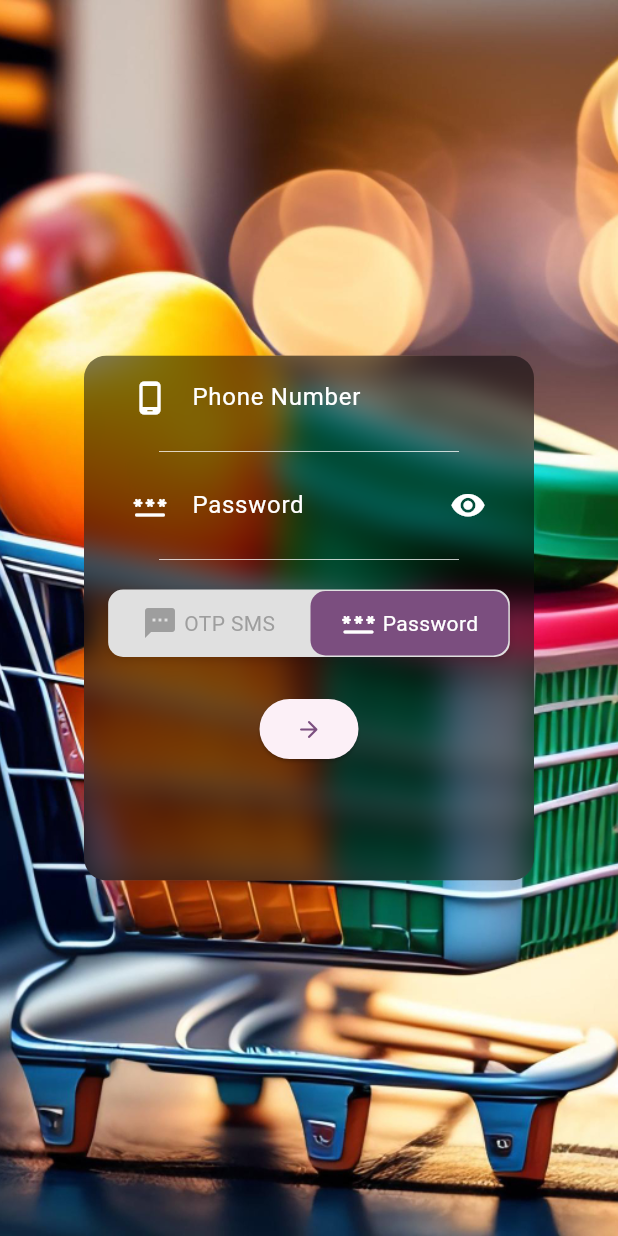
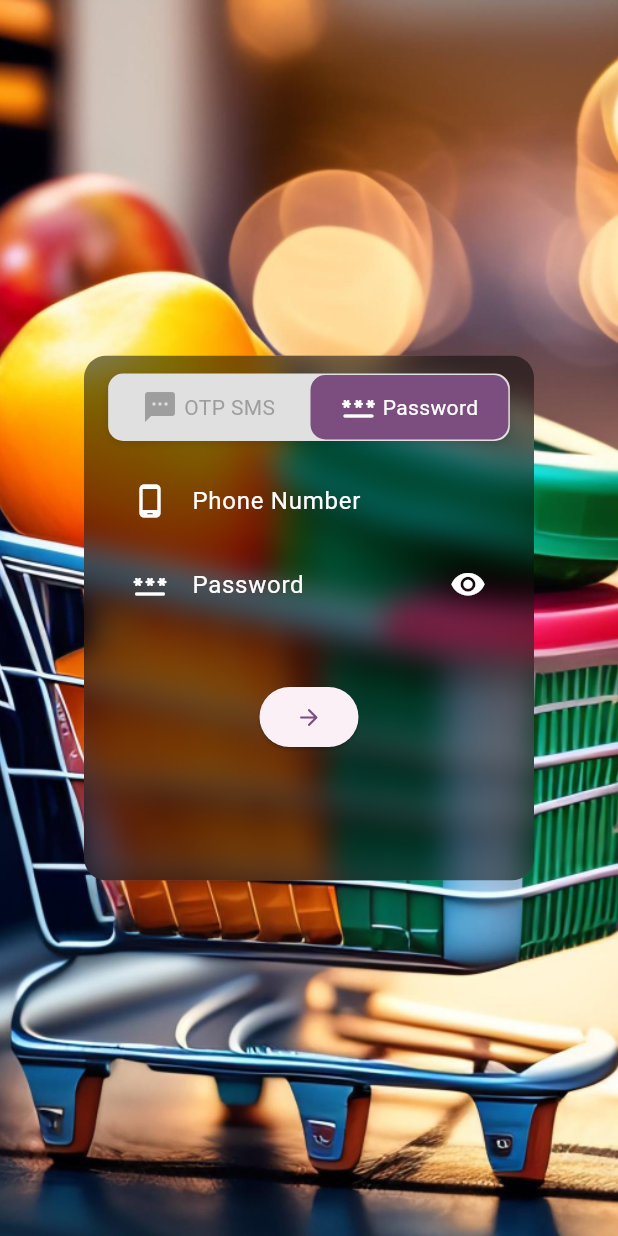
Before and after one commit to Ahmedriyadh19/Mall-Le, a Flutter app: the screen it shows after launch, item 2 of the bottom bar chosen, after a tap on the "arrow forward" icon, on a phone screen of 412 x 824 dp. Run offline on Flutter 3.47's test engine with Material 2 defaults, Android fonts, the phone set to English and light mode, and no system bars; drawn by our look-alikes of flutter_toggle_tab; our stand-ins replace flutter_bloc, glass, pinput.

Commit message:
Update V 1.1

```diff
--- a/lib/features/login/bloc/login_bloc_bloc.dart
+++ b/lib/features/login/bloc/login_bloc_bloc.dart
@@ -1,7 +1,10 @@
 import 'package:flutter_bloc/flutter_bloc.dart';
 import 'package:flutter/material.dart';
-import 'package:mall_le/features/login/events/auth_toggle_event.dart';
+import 'package:mall_le/features/login/events/login_auth_toggle_event.dart';
+import 'package:mall_le/features/login/events/login_button_event.dart';
+import 'package:mall_le/features/login/events/login_otp_complete_event.dart';
 import 'package:mall_le/features/login/events/login_password_obscured_event.dart';
+import 'package:mall_le/features/login/events/login_phone_otp_send_event.dart';
 import 'package:mall_le/features/login/states/login_states_changes.dart';
 
 part 'login_bloc_event.dart';
@@ -11,14 +14,21 @@ class LoginBlocBloc extends Bloc<LoginBlocEvent, LoginBlocState> {
   int option = 0;
   String? message;
   bool isObscured = true;
+  bool isSend = false;
   LoginBlocBloc() : super(LoginBlocInitial()) {
     on<LoginBlocEvent>((event, emit) {
       if (event is LoginAuthToggleEvent) {
         option = event.option;
-        emit(LoginStateChange(option: event.option, isObscured: isObscured, errorMessage: message));
+        isSend = false;
+        emit(LoginStateChange(option: event.option, isObscured: isObscured, errorMessage: message, isSend: isSend));
       } else if (event is LoginPasswordObscuredEvent) {
         isObscured = event.isObscured;
-        emit(LoginStateChange(isObscured: event.isObscured, errorMessage: message, option: option));
+        emit(LoginStateChange(isObscured: event.isObscured, errorMessage: message, option: option, isSend: isSend));
+      } else if (event is LoginButtonEvent) {
+      } else if (event is LoginOtpCompleteEvent) {
+      } else if (event is LoginPhoneOtpSendEvent) {
+        isSend = !isSend;
+        emit(LoginStateChange(isObscured: isObscured, errorMessage: message, option: option, isSend: isSend));
       }
     });
   }
--- a/lib/features/login/events/login_button_event.dart
+++ b/lib/features/login/events/login_button_event.dart
@@ -1,7 +1,3 @@
 import 'package:mall_le/features/login/bloc/login_bloc_bloc.dart';
 
-class LoginButtonEvent extends LoginBlocEvent {
-
-
-
-}
+class LoginButtonEvent extends LoginBlocEvent {}
--- /dev/null
+++ b/lib/features/login/events/login_otp_complete_event.dart
@@ -0,0 +1,7 @@
+import 'package:mall_le/features/login/bloc/login_bloc_bloc.dart';
+
+class LoginOtpCompleteEvent extends LoginBlocEvent {
+  final int otp;
+
+  LoginOtpCompleteEvent({required this.otp});
+}
--- /dev/null
+++ b/lib/features/login/events/login_phone_otp_send_event.dart
@@ -0,0 +1,5 @@
+import 'package:mall_le/features/login/bloc/login_bloc_bloc.dart';
+
+class LoginPhoneOtpSendEvent extends LoginBlocEvent {
+  LoginPhoneOtpSendEvent();
+}
--- a/lib/features/login/states/login_states_changes.dart
+++ b/lib/features/login/states/login_states_changes.dart
@@ -4,9 +4,11 @@ import 'package:mall_le/features/login/bloc/login_bloc_bloc.dart';
 
 class LoginStateChange extends LoginBlocState {
   final bool isObscured;
+  final bool isSend;
   final String? errorMessage;
   final String? phoneNumberInput;
   final String? passwordInput;
+  final int? otp;
   final int option;
 
   LoginStateChange({
@@ -15,5 +17,7 @@ class LoginStateChange extends LoginBlocState {
     this.errorMessage,
     this.phoneNumberInput,
     this.passwordInput,
+    this.otp,
+    required this.isSend,
   });
 }
--- a/lib/features/login/widget/login_auth_toggle_option.dart
+++ b/lib/features/login/widget/login_auth_toggle_option.dart
@@ -2,7 +2,7 @@ import 'package:flutter/material.dart';
 import 'package:flutter_bloc/flutter_bloc.dart';
 import 'package:flutter_toggle_tab/flutter_toggle_tab.dart';
 import 'package:mall_le/features/login/bloc/login_bloc_bloc.dart';
-import 'package:mall_le/features/login/events/auth_toggle_event.dart';
+import 'package:mall_le/features/login/events/login_auth_toggle_event.dart';
 import 'package:mall_le/features/login/states/login_states_changes.dart';
 
 class AuthToggleOption extends StatelessWidget {
--- a/lib/features/login/widget/login_form_box.dart
+++ b/lib/features/login/widget/login_form_box.dart
@@ -5,33 +5,28 @@ import 'package:mall_le/features/login/states/login_states_changes.dart';
 import 'package:mall_le/features/login/widget/login_auth_toggle_option.dart';
 import 'package:mall_le/features/login/widget/login_otp_input.dart';
 import 'package:mall_le/features/login/widget/login_password_input.dart';
+import 'package:mall_le/features/login/widget/login_request_otp_button.dart';
+import 'package:mall_le/features/login/widget/login_phone_number_input.dart';
 import 'package:mall_le/features/login/widget/login_submit_button.dart';
-import 'package:mall_le/features/login/widget/login_phone_number_input.dart';
 
 class LoginFormBox extends StatelessWidget {
   const LoginFormBox({super.key});
-
-  Divider div() {
-    return const Divider(
-      color: Colors.white,
-      endIndent: 50.0,
-      indent: 50.0,
-      thickness: 0.5,
-    );
-  }
 
   @override
   Widget build(BuildContext context) {
     return BlocBuilder<LoginBlocBloc, LoginBlocState>(
       builder: (context, state) {
         return Column(
+          mainAxisAlignment: MainAxisAlignment.center,
           children: [
+            const AuthToggleOption(),
             const LoginPhoneNumberInput(),
-            div(),
-            state is LoginStateChange && state.option == 1 ? const LoginPasswordInput() : const LoginOtpInput(),
-            div(),
-            const AuthToggleOption(),
-            const LoginSubmitButton(),
+            state is LoginStateChange && state.option == 1 //option 1 is password+  option 0 is otp
+                ? const LoginPasswordInput()
+                : state is LoginStateChange && state.isSend == true  // is true when otp is send
+                    ? const LoginOtpInput()
+                    : const LoginRequestOtpButton(),
+            if (state is LoginStateChange && state.option == 1) const LoginSubmitButton(),
           ],
         );
       },
--- a/lib/features/login/widget/login_otp_input.dart
+++ b/lib/features/login/widget/login_otp_input.dart
@@ -1,4 +1,7 @@
 import 'package:flutter/material.dart';
+import 'package:flutter_bloc/flutter_bloc.dart';
+import 'package:mall_le/features/login/bloc/login_bloc_bloc.dart';
+import 'package:mall_le/features/login/events/login_otp_complete_event.dart';
 import 'package:pinput/pinput.dart';
 
 class LoginOtpInput extends StatelessWidget {
@@ -6,10 +9,16 @@ class LoginOtpInput extends StatelessWidget {
 
   @override
   Widget build(BuildContext context) {
-    return const Padding(
-      padding: EdgeInsets.all(10.0),
-      child: Pinput(
-        length: 5,
+    return SizedBox(
+      height: 80,
+      child: Padding(
+        padding: const EdgeInsets.all(10.0),
+        child: Pinput(
+          length: 5,
+          onCompleted: (value) {
+            context.read<LoginBlocBloc>().add(LoginOtpCompleteEvent(otp: int.parse(value)));
+          },
+        ),
       ),
     );
   }
--- a/lib/features/login/widget/login_password_input.dart
+++ b/lib/features/login/widget/login_password_input.dart
@@ -2,7 +2,7 @@ import 'package:flutter/material.dart';
 import 'package:flutter_bloc/flutter_bloc.dart';
 import 'package:mall_le/features/login/bloc/login_bloc_bloc.dart';
 import 'package:mall_le/features/login/events/login_password_obscured_event.dart';
-import 'package:mall_le/features/login/events/password_input_valid_event.dart';
+import 'package:mall_le/features/login/events/login_password_input_valid_event.dart';
 import 'package:mall_le/features/login/states/login_states_changes.dart';
 
 class LoginPasswordInput extends StatelessWidget {
@@ -35,7 +35,9 @@ class LoginPasswordInput extends StatelessWidget {
 
   @override
   Widget build(BuildContext context) {
-    return Padding(
+    return SizedBox(
+      height: 80,
+      child: Padding(
         padding: const EdgeInsets.symmetric(horizontal: 20),
         child: BlocBuilder<LoginBlocBloc, LoginBlocState>(
           builder: (context, state) {
@@ -49,6 +51,7 @@ class LoginPasswordInput extends StatelessWidget {
             );
           },
         ),
+      ),
     );
   }
 }
--- a/lib/features/login/widget/login_phone_number_input.dart
+++ b/lib/features/login/widget/login_phone_number_input.dart
@@ -1,7 +1,7 @@
 import 'package:flutter/material.dart';
 import 'package:flutter_bloc/flutter_bloc.dart';
 import 'package:mall_le/features/login/bloc/login_bloc_bloc.dart';
-import 'package:mall_le/features/login/events/phone_number_input_valid_event.dart';
+import 'package:mall_le/features/login/events/login_phone_number_input_valid_event.dart';
 
 class LoginPhoneNumberInput extends StatelessWidget {
   const LoginPhoneNumberInput({super.key});
--- /dev/null
+++ b/lib/features/login/widget/login_request_otp_button.dart
@@ -0,0 +1,23 @@
+import 'package:flutter/material.dart';
+import 'package:flutter_bloc/flutter_bloc.dart';
+import 'package:mall_le/features/login/bloc/login_bloc_bloc.dart';
+import 'package:mall_le/features/login/events/login_phone_otp_send_event.dart';
+
+class LoginRequestOtpButton extends StatelessWidget {
+  const LoginRequestOtpButton({super.key});
+
+  @override
+  Widget build(BuildContext context) {
+    return Padding(
+      padding: const EdgeInsets.all(12.0),
+      child: ElevatedButton(
+        child: const Icon(
+          Icons.perm_phone_msg_rounded,
+        ),
+        onPressed: () {
+          context.read<LoginBlocBloc>().add(LoginPhoneOtpSendEvent());
+        },
+      ),
+    );
+  }
+}
--- a/lib/main.dart
+++ b/lib/main.dart
@@ -17,7 +17,7 @@ class MyApp extends StatelessWidget {
         colorScheme: ColorScheme.fromSeed(seedColor: Colors.purple),
         useMaterial3: true,
       ),
-      home: const LoginUi()
+      home: const LoginUi(),
     );
   }
 }
```
Also changed, not shown: lib/features/login/events/login_auth_toggle_event.dart (renamed from lib/features/login/events/auth_toggle_event.dart), lib/features/login/events/login_password_input_valid_event.dart (renamed from lib/features/login/events/password_input_valid_event.dart), lib/features/login/events/login_password_obscured_event.dart (line endings or trailing spaces), lib/features/login/events/login_phone_number_input_valid_event.dart (renamed from lib/features/login/events/phone_number_input_valid_event.dart). Lines whose indentation alone changed are shown as unchanged.
